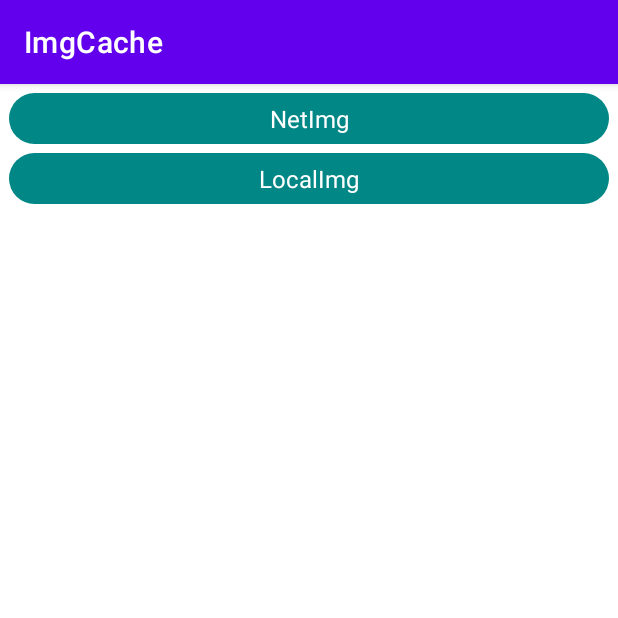
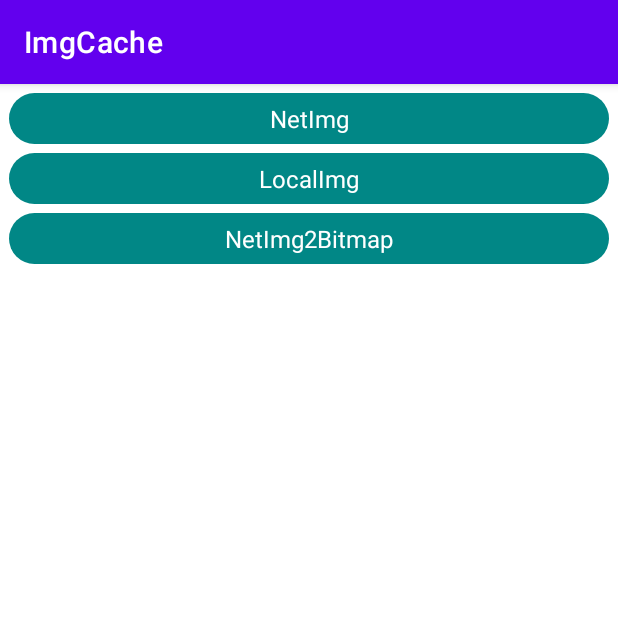
Before and after one commit to JustinRoom/ImgCache, an Android app: the screen it shows after launch (MainActivity), on a phone screen of 412 x 824 dp, the top half of it. Run offline under Robolectric (Android 15) with nearby library versions, the phone set to English and light mode, and no system bars.

Commit message:
网络图片转换为位图

```diff
--- a/app/src/main/AndroidManifest.xml
+++ b/app/src/main/AndroidManifest.xml
@@ -26,6 +26,7 @@
 
         <activity android:name=".NetImgActivity"/>
         <activity android:name=".LocalImgActivity"/>
+        <activity android:name=".NetImg2BitmapActivity"/>
     </application>
 
 </manifest>
--- a/app/src/main/java/com/jsc/imgcache/MainActivity.java
+++ b/app/src/main/java/com/jsc/imgcache/MainActivity.java
@@ -28,8 +28,15 @@ public class MainActivity extends BaseActivity {
                 startActivity(new Intent(v.getContext(), LocalImgActivity.class));
             }
         });
+        binding.btnNetImg2Bitmap.setOnClickListener(new View.OnClickListener() {
+            @Override
+            public void onClick(View v) {
+                startActivity(new Intent(v.getContext(), NetImg2BitmapActivity.class));
+            }
+        });
         ViewOutlineUtils.applyEllipticOutline(binding.btnNetImg);
         ViewOutlineUtils.applyEllipticOutline(binding.btnLocalImg);
+        ViewOutlineUtils.applyEllipticOutline(binding.btnNetImg2Bitmap);
     }
 
     @Override
--- a/app/src/main/res/layout/activity_main.xml
+++ b/app/src/main/res/layout/activity_main.xml
@@ -34,4 +34,18 @@
         android:textColor="#fff"
         app:layout_constraintTop_toBottomOf="@id/btn_net_img" />
 
+    <TextView
+        android:id="@+id/btn_net_img_2_bitmap"
+        style="@style/TextAppearance.AppCompat.Subhead"
+        android:layout_width="match_parent"
+        android:layout_height="wrap_content"
+        android:layout_marginTop="6dp"
+        android:background="@drawable/item_background_ripple_001"
+        android:gravity="center_horizontal"
+        android:paddingTop="6dp"
+        android:paddingBottom="6dp"
+        android:text="NetImg2Bitmap"
+        android:textColor="#fff"
+        app:layout_constraintTop_toBottomOf="@id/btn_local_img" />
+
 </androidx.constraintlayout.widget.ConstraintLayout>
```
Also changed, not shown: app/src/main/java/com/jsc/imgcache/NetImg2BitmapActivity.java (added, +91 -0 lines), app/src/main/res/layout/activity_net_img_2_bitmap.xml (added, +21 -0 lines).
